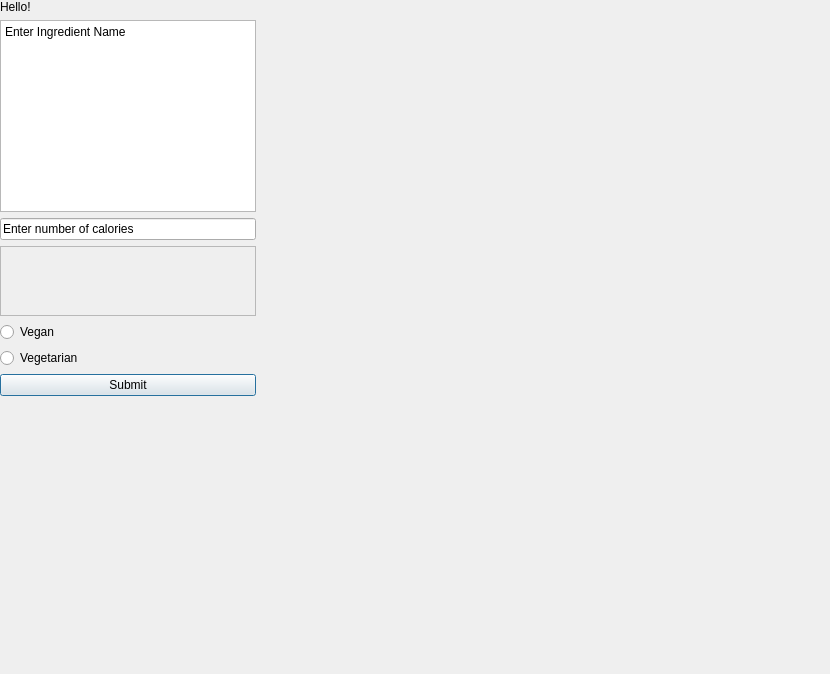
Qt form addingredientwindow.ui (MarkHarrison03/RecipeApp) before a commit.
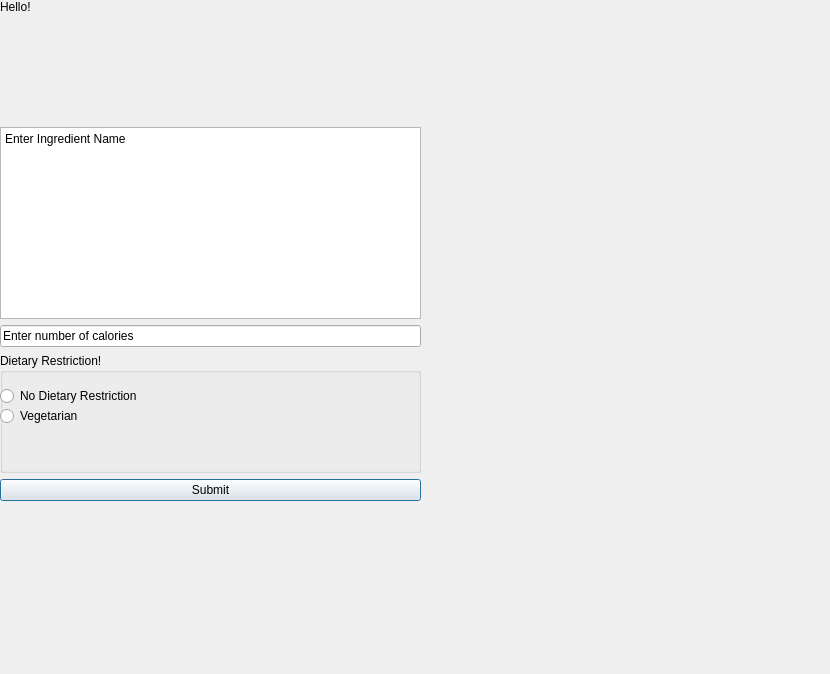
The same form after that commit.

Diff of the .ui file:
```diff
--- a/addingredientwindow.ui
+++ b/addingredientwindow.ui
@@ -10,6 +10,12 @@
     <height>674</height>
    </rect>
   </property>
+  <property name="sizePolicy">
+   <sizepolicy hsizetype="Fixed" vsizetype="Preferred">
+    <horstretch>0</horstretch>
+    <verstretch>0</verstretch>
+   </sizepolicy>
+  </property>
   <property name="windowTitle">
    <string>Dialog</string>
   </property>
@@ -18,47 +24,48 @@
     <rect>
      <x>0</x>
      <y>0</y>
-     <width>301</width>
-     <height>343</height>
+     <width>421</width>
+     <height>501</height>
     </rect>
    </property>
    <layout class="QGridLayout" name="gridLayout">
     <property name="sizeConstraint">
-     <enum>QLayout::SetFixedSize</enum>
+     <enum>QLayout::SetDefaultConstraint</enum>
     </property>
-    <item row="6" column="0">
-     <widget class="QPushButton" name="pushButton">
-      <property name="text">
-       <string>Submit</string>
-      </property>
-     </widget>
-    </item>
-    <item row="1" column="0">
-     <widget class="QPlainTextEdit" name="plainTextEdit">
-      <property name="plainText">
-       <string>Enter Ingredient Name</string>
-      </property>
-     </widget>
-    </item>
-    <item row="4" column="0">
-     <widget class="QRadioButton" name="radioButton">
-      <property name="text">
-       <string>Vegan</string>
-      </property>
-     </widget>
-    </item>
-    <item row="2" column="0">
-     <widget class="QLineEdit" name="lineEdit">
-      <property name="text">
-       <string>Enter number of calories</string>
-      </property>
-     </widget>
-    </item>
+    <property name="topMargin">
+     <number>0</number>
+    </property>
     <item row="5" column="0">
-     <widget class="QRadioButton" name="radioButton_2">
-      <property name="text">
-       <string>Vegetarian</string>
+     <widget class="QGroupBox" name="groupBox">
+      <property name="title">
+       <string>Dietary Restriction!</string>
       </property>
+      <widget class="QRadioButton" name="radioButton_2">
+       <property name="geometry">
+        <rect>
+         <x>0</x>
+         <y>50</y>
+         <width>299</width>
+         <height>26</height>
+        </rect>
+       </property>
+       <property name="text">
+        <string>Vegetarian</string>
+       </property>
+      </widget>
+      <widget class="QRadioButton" name="radioButton">
+       <property name="geometry">
+        <rect>
+         <x>0</x>
+         <y>30</y>
+         <width>299</width>
+         <height>26</height>
+        </rect>
+       </property>
+       <property name="text">
+        <string>No Dietary Restriction</string>
+       </property>
+      </widget>
      </widget>
     </item>
     <item row="0" column="0" alignment="Qt::AlignLeft|Qt::AlignTop">
@@ -74,21 +81,31 @@
       </property>
      </widget>
     </item>
+    <item row="6" column="0">
+     <widget class="QPushButton" name="pushButton">
+      <property name="text">
+       <string>Submit</string>
+      </property>
+     </widget>
+    </item>
     <item row="3" column="0">
-     <widget class="QScrollArea" name="scrollArea">
-      <property name="widgetResizable">
-       <bool>true</bool>
+     <widget class="QLineEdit" name="lineEdit">
+      <property name="text">
+       <string>Enter number of calories</string>
       </property>
-      <widget class="QWidget" name="scrollAreaWidgetContents">
-       <property name="geometry">
-        <rect>
-         <x>0</x>
-         <y>0</y>
-         <width>297</width>
-         <height>83</height>
-        </rect>
-       </property>
-      </widget>
+     </widget>
+    </item>
+    <item row="1" column="0">
+     <widget class="QPlainTextEdit" name="plainTextEdit">
+      <property name="sizePolicy">
+       <sizepolicy hsizetype="Minimum" vsizetype="Minimum">
+        <horstretch>0</horstretch>
+        <verstretch>0</verstretch>
+       </sizepolicy>
+      </property>
+      <property name="plainText">
+       <string>Enter Ingredient Name</string>
+      </property>
      </widget>
     </item>
    </layout>
```
